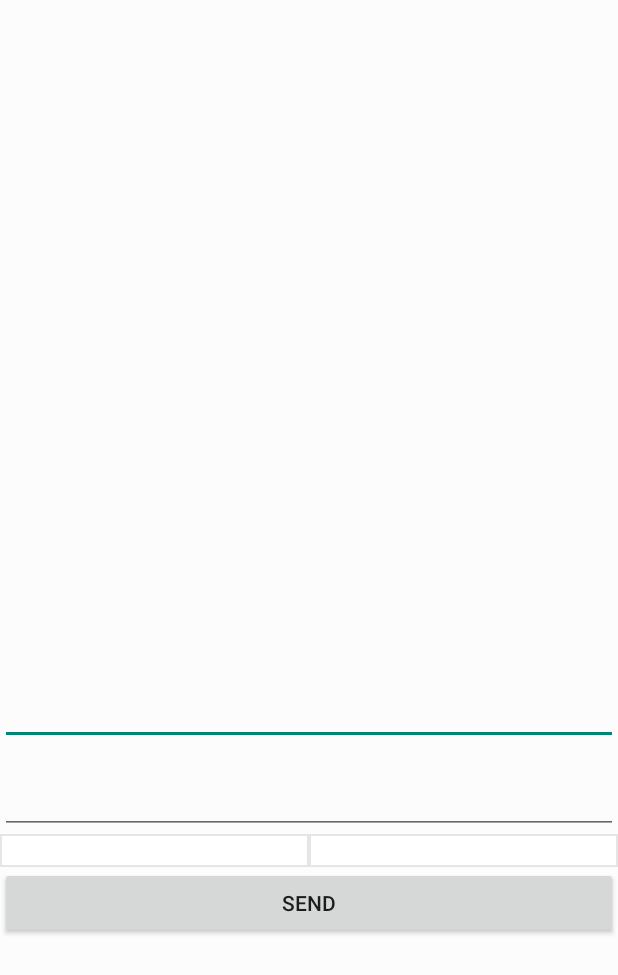
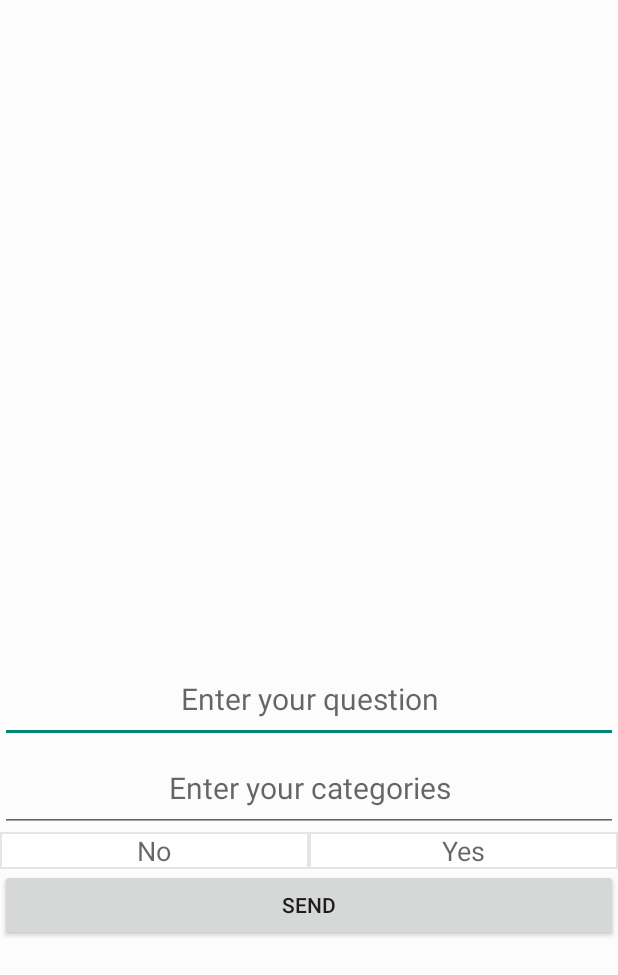
Before and after one commit to sihrc/boolio-Android, an Android app: the layout fragment_create_question.xml on its own in the app's theme, with its tools: preview values and no code run, on a phone screen of 412 x 824 dp. Shown: the top 975 px of the screen. Run offline under Robolectric (Android 15) with nearby library versions, the phone set to English and light mode, and no system bars.

Commit message:
ADD: posting question kind of working

```diff
--- a/app/src/main/java/io/boolio/android/network/API.java
+++ b/app/src/main/java/io/boolio/android/network/API.java
@@ -5,7 +5,7 @@ package io.boolio.android.network;
  */
 public class API {
     //    final static private String BASE = "http://beta.boolio.io";
-    final static private String BASE = "http://10.7.8.81:3000/api";
+    final static private String BASE = "http://10.27.8.18:3000/api";
 
     // Auth Routes
     final static public String FACEBOOK_USER_ENDPOINT = BASE + "/users/facebook";
--- a/app/src/main/res/layout/fragment_create_question.xml
+++ b/app/src/main/res/layout/fragment_create_question.xml
@@ -10,17 +10,17 @@
         android:id="@+id/create_question_image"
         android:layout_width="match_parent"
         android:layout_height="@dimen/question_image_height"
-        android:scaleType="centerCrop"/>
+        android:scaleType="centerCrop" />
 
     <EditText
         android:id="@+id/create_question_text"
         android:layout_width="match_parent"
-        android:hint=""
         android:layout_height="wrap_content"
         android:layout_below="@id/create_question_image"
         android:gravity="center"
+        android:hint="@string/create_question_text_hint"
         android:padding="@dimen/question_padding"
-        android:textSize="@dimen/question_text_size"/>
+        android:textSize="@dimen/question_text_size" />
 
     <EditText
         android:id="@+id/create_question_tag"
@@ -28,8 +28,9 @@
         android:layout_height="wrap_content"
         android:layout_below="@id/create_question_text"
         android:gravity="center"
+        android:hint="@string/create_question_tags_hint"
         android:padding="@dimen/question_padding"
-        android:textSize="@dimen/question_text_size"/>
+        android:textSize="@dimen/question_text_size" />
 
     <LinearLayout
         android:id="@+id/create_question_buttons"
@@ -42,25 +43,27 @@
             android:id="@+id/create_question_left_answer"
             android:layout_width="0dp"
             android:layout_height="fill_parent"
+            android:gravity="center"
             android:layout_weight="1"
-            android:textSize="@dimen/button_text_size"
             android:background="@drawable/left_answer_button"
-            android:textColor="#2196F3"/>
+            android:hint="@string/create_question_answer_left_hint"
+            android:textColor="#2196F3" />
 
         <EditText
             android:id="@+id/create_question_right_answer"
             android:layout_width="0dp"
             android:layout_height="fill_parent"
+            android:gravity="center"
             android:layout_weight="1"
-            android:textSize="@dimen/button_text_size"
             android:background="@drawable/right_answer_button"
-            android:textColor="#0D47A1"/>
+            android:hint="@string/create_question_answer_right_hint"
+            android:textColor="#0D47A1" />
     </LinearLayout>
+
     <Button
         android:id="@+id/create_question_submit"
         android:layout_width="fill_parent"
-        android:text="@string/create_question_submit"
         android:layout_height="wrap_content"
         android:layout_below="@+id/create_question_buttons"
-        />
+        android:text="@string/create_question_submit" />
 </RelativeLayout>
--- a/app/src/main/res/values/strings.xml
+++ b/app/src/main/res/values/strings.xml
@@ -21,6 +21,12 @@
     <string name="login_password">password</string>
     <string name="login_with_facebook">or Login with</string>
     <string name="login_button_facebook">facebook</string>
+
+    <!-- CreateQuestion Fragment -->
     <string name="create_question_submit">Send</string>
+    <string name="create_question_text_hint">Enter your question</string>
+    <string name="create_question_tags_hint">Enter your categories</string>
+    <string name="create_question_answer_left_hint">No</string>
+    <string name="create_question_answer_right_hint">Yes</string>
 
 </resources>
```
